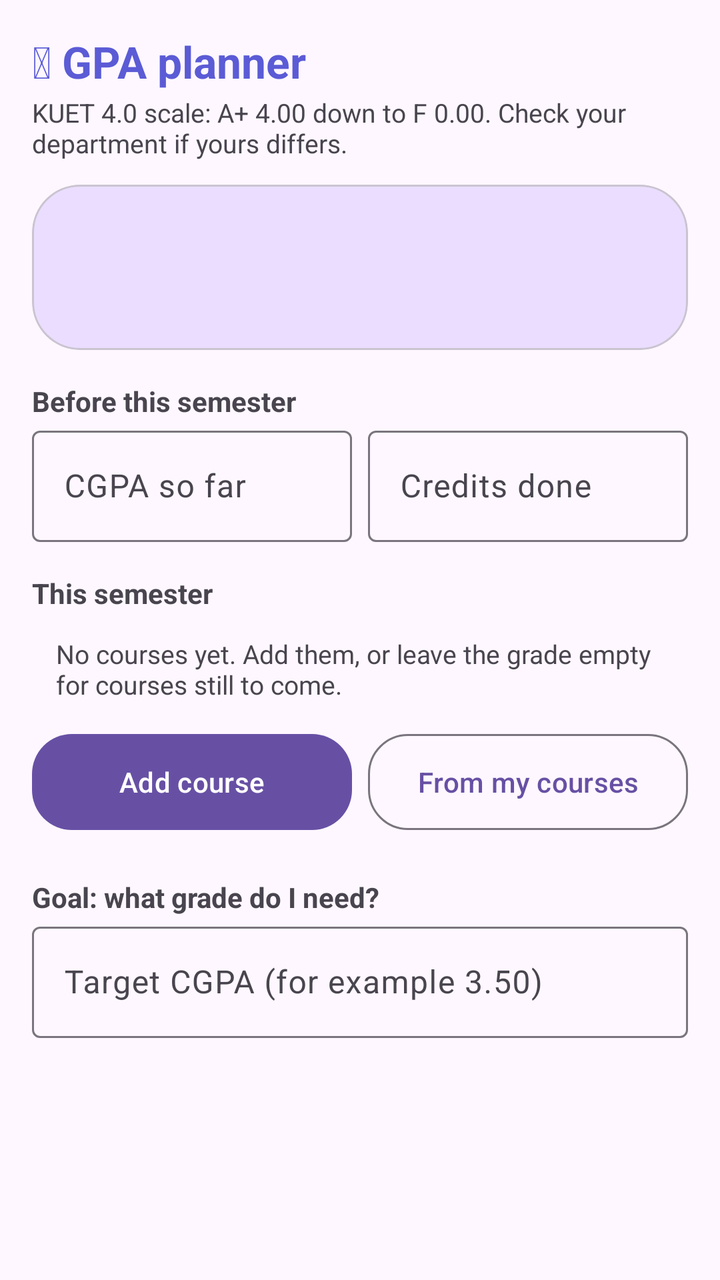
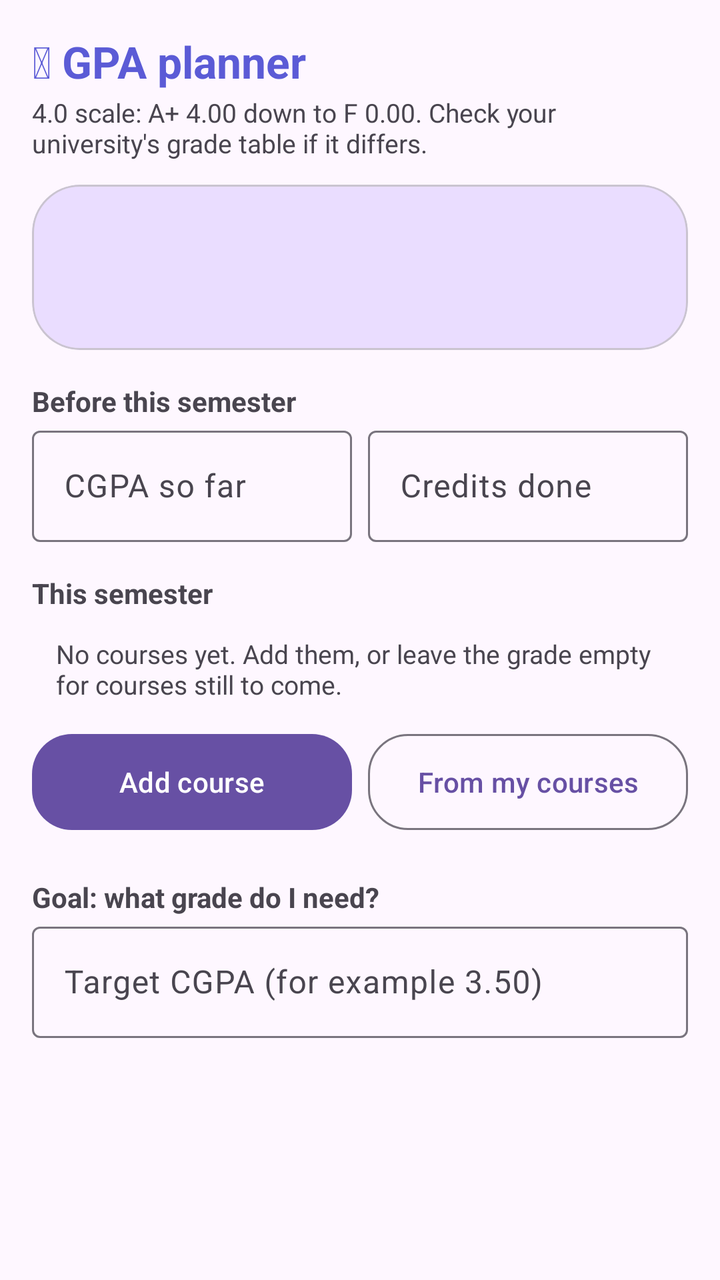

Compare the two renders of this Android layout. The source of the first and the diff that turns it into the second are given below.
<!-- AndroidManifest.xml: application theme Theme.CampusCompanion -->
<!-- res/layout/activity_gpa.xml -->
<?xml version="1.0" encoding="utf-8"?>
<ScrollView xmlns:android="http://schemas.android.com/apk/res/android"
    xmlns:app="http://schemas.android.com/apk/res-auto"
    android:layout_width="match_parent"
    android:layout_height="match_parent"
    android:fillViewport="true">

    <LinearLayout
        android:layout_width="match_parent"
        android:layout_height="wrap_content"
        android:orientation="vertical"
        android:padding="16dp">

        <TextView
            android:layout_width="match_parent"
            android:layout_height="wrap_content"
            android:text="&#127891; GPA planner"
            android:textColor="@color/home_stats"
            android:textSize="22sp"
            android:textStyle="bold" />

        <TextView
            android:layout_width="match_parent"
            android:layout_height="wrap_content"
            android:layout_marginTop="2dp"
            android:text="KUET 4.0 scale: A+ 4.00 down to F 0.00. Check your department if yours differs."
            android:textColor="?attr/colorOnSurfaceVariant"
            android:textSize="13sp" />

        
        <com.google.android.material.card.MaterialCardView
            android:layout_width="match_parent"
            android:layout_height="wrap_content"
            android:layout_marginTop="12dp"
            app:cardBackgroundColor="?attr/colorPrimaryContainer"
            app:cardCornerRadius="24dp"
            app:cardElevation="0dp">

            <LinearLayout
                android:layout_width="match_parent"
                android:layout_height="wrap_content"
                android:orientation="vertical"
                android:padding="16dp">

                <TextView
                    android:id="@+id/tvSgpa"
                    android:layout_width="match_parent"
                    android:layout_height="wrap_content"
                    android:textColor="?attr/colorOnPrimaryContainer"
                    android:textSize="20sp"
                    android:textStyle="bold" />

                <TextView
                    android:id="@+id/tvCgpa"
                    android:layout_width="match_parent"
                    android:layout_height="wrap_content"
                    android:layout_marginTop="2dp"
                    android:textColor="?attr/colorOnPrimaryContainer"
                    android:textSize="16sp" />
            </LinearLayout>
        </com.google.android.material.card.MaterialCardView>

        
        <TextView
            android:layout_width="match_parent"
            android:layout_height="wrap_content"
            android:layout_marginTop="16dp"
            android:text="Before this semester"
            android:textStyle="bold" />

        <LinearLayout
            android:layout_width="match_parent"
            android:layout_height="wrap_content"
            android:orientation="horizontal">

            <com.google.android.material.textfield.TextInputLayout
                android:layout_width="0dp"
                android:layout_height="wrap_content"
                android:layout_marginEnd="8dp"
                android:layout_weight="1"
                android:hint="CGPA so far">

                <com.google.android.material.textfield.TextInputEditText
                    android:id="@+id/etPrevCgpa"
                    android:layout_width="match_parent"
                    android:layout_height="wrap_content"
                    android:inputType="numberDecimal" />
            </com.google.android.material.textfield.TextInputLayout>

            <com.google.android.material.textfield.TextInputLayout
                android:layout_width="0dp"
                android:layout_height="wrap_content"
                android:layout_weight="1"
                android:hint="Credits done">

                <com.google.android.material.textfield.TextInputEditText
                    android:id="@+id/etPrevCredits"
                    android:layout_width="match_parent"
                    android:layout_height="wrap_content"
                    android:inputType="numberDecimal" />
            </com.google.android.material.textfield.TextInputLayout>
        </LinearLayout>

        
        <TextView
            android:layout_width="match_parent"
            android:layout_height="wrap_content"
            android:layout_marginTop="16dp"
            android:text="This semester"
            android:textStyle="bold" />

        <LinearLayout
            android:id="@+id/gpaList"
            android:layout_width="match_parent"
            android:layout_height="wrap_content"
            android:orientation="vertical" />

        <TextView
            android:id="@+id/tvGpaEmpty"
            android:layout_width="match_parent"
            android:layout_height="wrap_content"
            android:padding="12dp"
            android:text="No courses yet. Add them, or leave the grade empty for courses still to come."
            android:textColor="?attr/colorOnSurfaceVariant"
            android:textSize="13sp" />

        <LinearLayout
            android:layout_width="match_parent"
            android:layout_height="wrap_content"
            android:orientation="horizontal">

            <com.google.android.material.button.MaterialButton
                android:id="@+id/btnGpaAdd"
                android:layout_width="0dp"
                android:layout_height="56dp"
                android:layout_marginEnd="8dp"
                android:layout_weight="1"
                android:text="Add course"
                app:cornerRadius="20dp" />

            <com.google.android.material.button.MaterialButton
                android:id="@+id/btnGpaImport"
                style="@style/Widget.Material3.Button.OutlinedButton"
                android:layout_width="0dp"
                android:layout_height="56dp"
                android:layout_weight="1"
                android:text="From my courses"
                app:cornerRadius="20dp" />
        </LinearLayout>

        
        <TextView
            android:layout_width="match_parent"
            android:layout_height="wrap_content"
            android:layout_marginTop="20dp"
            android:text="Goal: what grade do I need?"
            android:textStyle="bold" />

        <com.google.android.material.textfield.TextInputLayout
            android:layout_width="match_parent"
            android:layout_height="wrap_content"
            android:hint="Target CGPA (for example 3.50)">

            <com.google.android.material.textfield.TextInputEditText
                android:id="@+id/etTarget"
                android:layout_width="match_parent"
                android:layout_height="wrap_content"
                android:inputType="numberDecimal" />
        </com.google.android.material.textfield.TextInputLayout>

        <TextView
            android:id="@+id/tvGoalResult"
            android:layout_width="match_parent"
            android:layout_height="wrap_content"
            android:layout_marginTop="8dp"
            android:lineSpacingExtra="2dp"
            android:textSize="15sp" />
    </LinearLayout>
</ScrollView>
<!-- resources referenced by this layout -->
<resources>
  <color name="home_stats">#5B5BD6</color>
  <style name="Theme.CampusCompanion" parent="Base.Theme.CampusCompanion" />
  <style name="Base.Theme.CampusCompanion" parent="Theme.Material3.DayNight.NoActionBar">
          
      </style>
</resources>

<!-- the commit's change to res/layout/activity_gpa.xml (unified diff, before → after) -->
@@ -23,7 +23,7 @@
             android:layout_width="match_parent"
             android:layout_height="wrap_content"
             android:layout_marginTop="2dp"
-            android:text="KUET 4.0 scale: A+ 4.00 down to F 0.00. Check your department if yours differs."
+            android:text="4.0 scale: A+ 4.00 down to F 0.00. Check your university's grade table if it differs."
             android:textColor="?attr/colorOnSurfaceVariant"
             android:textSize="13sp" />
 
